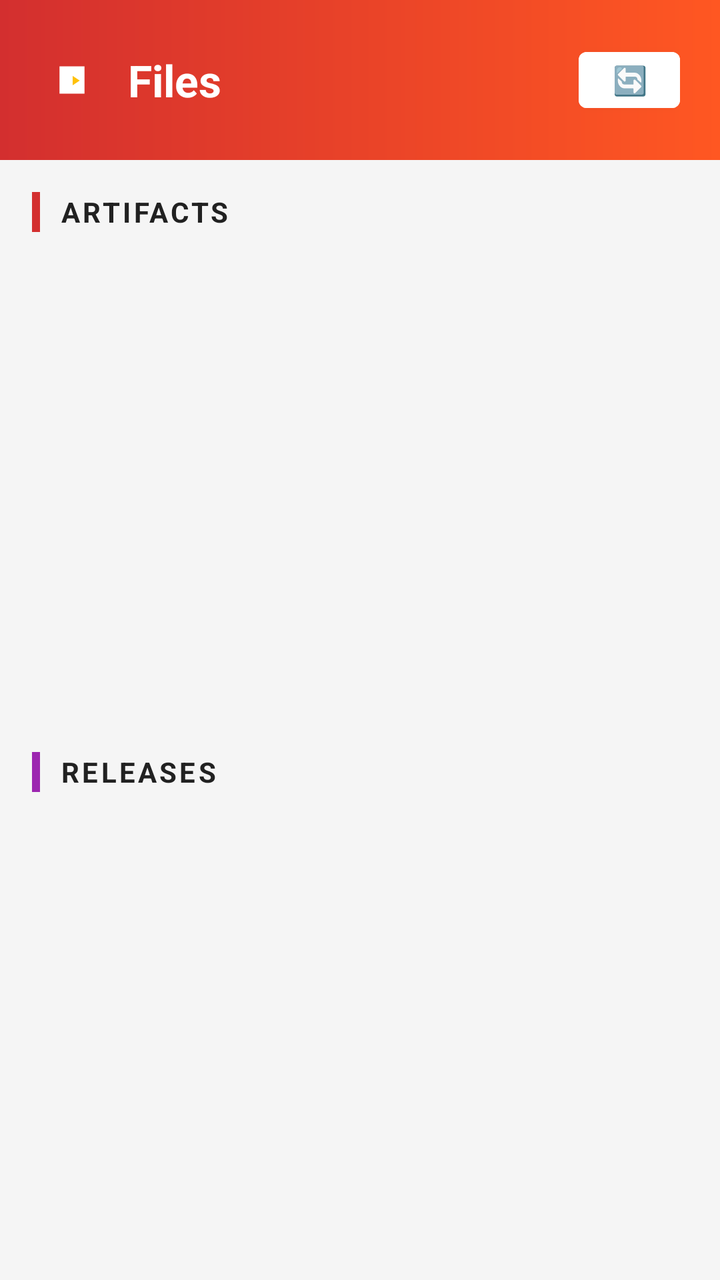
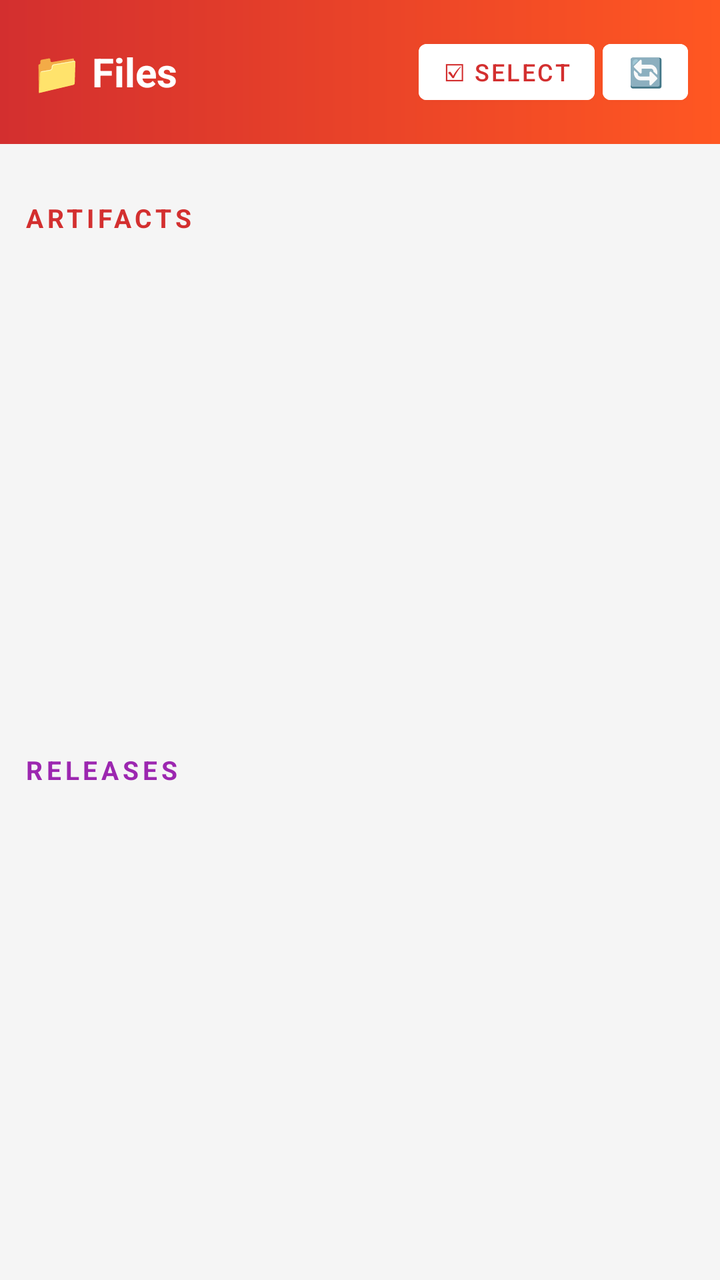

Compare the two renders of this Android layout. The source of the first and the diff that turns it into the second are given below.
<!-- AndroidManifest.xml: application theme Theme.YadPipeline -->
<!-- res/layout/activity_files.xml -->
<?xml version="1.0" encoding="utf-8"?>
<LinearLayout xmlns:android="http://schemas.android.com/apk/res/android"
    xmlns:app="http://schemas.android.com/apk/res-auto"
    android:layout_width="match_parent"
    android:layout_height="match_parent"
    android:orientation="vertical"
    android:background="@color/bg_light">

    
    <LinearLayout
        android:layout_width="match_parent"
        android:layout_height="wrap_content"
        android:orientation="horizontal"
        android:padding="20dp"
        android:background="@drawable/header_gradient"
        android:gravity="center_vertical">

        <ImageView
            android:layout_width="32dp"
            android:layout_height="32dp"
            android:src="@drawable/ic_launcher_foreground"
            android:contentDescription="Logo" />

        <TextView
            android:layout_width="0dp"
            android:layout_height="wrap_content"
            android:layout_weight="1"
            android:text="Files"
            android:textSize="22sp"
            android:textStyle="bold"
            android:textColor="#FFFFFF"
            android:layout_marginStart="12dp" />

        <Button
            android:id="@+id/btnRefresh"
            android:layout_width="wrap_content"
            android:layout_height="40dp"
            android:text="🔄"
            android:minWidth="0dp"
            android:paddingHorizontal="16dp"
            android:backgroundTint="#FFFFFF"
            android:textColor="@color/brand_primary" />
    </LinearLayout>

    <ProgressBar
        android:id="@+id/progressBar"
        android:layout_width="wrap_content"
        android:layout_height="wrap_content"
        android:layout_gravity="center"
        android:visibility="gone"
        android:layout_marginTop="16dp"
        android:indeterminateTint="@color/brand_primary" />

    
    <LinearLayout
        android:layout_width="match_parent"
        android:layout_height="wrap_content"
        android:orientation="horizontal"
        android:padding="16dp"
        android:gravity="center_vertical">

        <View android:layout_width="4dp" android:layout_height="20dp"
            android:background="@color/brand_primary" />

        <TextView
            android:layout_width="wrap_content"
            android:layout_height="wrap_content"
            android:text="ARTIFACTS"
            android:textStyle="bold"
            android:textSize="14sp"
            android:textColor="@color/text_primary"
            android:layout_marginStart="10dp"
            android:letterSpacing="0.1" />
    </LinearLayout>

    <androidx.recyclerview.widget.RecyclerView
        android:id="@+id/recyclerArtifacts"
        android:layout_width="match_parent"
        android:layout_height="0dp"
        android:layout_weight="1"
        android:paddingStart="12dp"
        android:paddingEnd="12dp" />

    
    <LinearLayout
        android:layout_width="match_parent"
        android:layout_height="wrap_content"
        android:orientation="horizontal"
        android:padding="16dp"
        android:gravity="center_vertical">

        <View android:layout_width="4dp" android:layout_height="20dp"
            android:background="@color/purple" />

        <TextView
            android:layout_width="wrap_content"
            android:layout_height="wrap_content"
            android:text="RELEASES"
            android:textStyle="bold"
            android:textSize="14sp"
            android:textColor="@color/text_primary"
            android:layout_marginStart="10dp"
            android:letterSpacing="0.1" />
    </LinearLayout>

    <androidx.recyclerview.widget.RecyclerView
        android:id="@+id/recyclerReleases"
        android:layout_width="match_parent"
        android:layout_height="0dp"
        android:layout_weight="1"
        android:paddingStart="12dp"
        android:paddingEnd="12dp" />
</LinearLayout>
<!-- resources referenced by this layout -->
<resources>
  <color name="bg_light">#F5F5F5</color>
  <color name="brand_primary">#D32F2F</color>
  <color name="purple">#9C27B0</color>
  <color name="text_primary">#212121</color>
  <!-- drawable header_gradient (drawable) -->
  <?xml version="1.0" encoding="utf-8"?>
  <shape xmlns:android="http://schemas.android.com/apk/res/android">
      <gradient android:angle="0" android:startColor="@color/brand_primary" android:endColor="#FF5722" />
  </shape>
  <!-- drawable ic_launcher_foreground (drawable) -->
  <?xml version="1.0" encoding="utf-8"?>
  <vector xmlns:android="http://schemas.android.com/apk/res/android"
      android:width="108dp" android:height="108dp" android:viewportWidth="108" android:viewportHeight="108">
      <group android:translateX="27" android:translateY="27">
          <path android:fillColor="#FFFFFF" android:pathData="M6,4 L48,4 L48,50 L6,50 Z M14,44 L8,44 L8,38 L14,38 Z M14,34 L8,34 L8,28 L14,28 Z M14,24 L8,24 L8,18 L14,18 Z M14,14 L8,14 L8,8 L14,8 Z M46,44 L20,44 L20,8 L46,8 Z M46,34 L40,34 L40,28 L46,28 Z M46,24 L40,24 L40,18 L46,18 Z M46,14 L40,14 L40,8 L46,8 Z"/>
          <path android:fillColor="#FFC107" android:pathData="M28,20 L28,36 L40,28 Z"/>
      </group>
  </vector>
  <style name="Theme.YadPipeline" parent="Theme.MaterialComponents.DayNight.NoActionBar">
          <item name="colorPrimary">@color/brand_primary</item>
          <item name="colorAccent">@color/brand_accent</item>
          <item name="android:windowBackground">@color/bg_light</item>
          <item name="android:statusBarColor">@color/brand_dark</item>
      </style>
  <color name="brand_accent">#FFC107</color>
  <color name="brand_dark">#9A0007</color>
</resources>

<!-- the commit's change to res/layout/activity_files.xml (unified diff, before → after) -->
@@ -1,113 +1,59 @@
 <?xml version="1.0" encoding="utf-8"?>
 <LinearLayout xmlns:android="http://schemas.android.com/apk/res/android"
-    xmlns:app="http://schemas.android.com/apk/res-auto"
-    android:layout_width="match_parent"
-    android:layout_height="match_parent"
-    android:orientation="vertical"
-    android:background="@color/bg_light">
-
-    
-    <LinearLayout
-        android:layout_width="match_parent"
-        android:layout_height="wrap_content"
-        android:orientation="horizontal"
-        android:padding="20dp"
-        android:background="@drawable/header_gradient"
-        android:gravity="center_vertical">
-
-        <ImageView
-            android:layout_width="32dp"
-            android:layout_height="32dp"
-            android:src="@drawable/ic_launcher_foreground"
-            android:contentDescription="Logo" />
-
-        <TextView
-            android:layout_width="0dp"
-            android:layout_height="wrap_content"
-            android:layout_weight="1"
-            android:text="Files"
-            android:textSize="22sp"
-            android:textStyle="bold"
-            android:textColor="#FFFFFF"
-            android:layout_marginStart="12dp" />
-
-        <Button
-            android:id="@+id/btnRefresh"
-            android:layout_width="wrap_content"
-            android:layout_height="40dp"
-            android:text="🔄"
-            android:minWidth="0dp"
-            android:paddingHorizontal="16dp"
-            android:backgroundTint="#FFFFFF"
+    android:layout_width="match_parent" android:layout_height="match_parent"
+    android:orientation="vertical" android:background="@color/bg_light">
+    <LinearLayout android:layout_width="match_parent" android:layout_height="wrap_content"
+        android:orientation="horizontal" android:padding="16dp"
+        android:background="@drawable/header_gradient" android:gravity="center_vertical">
+        <TextView android:layout_width="0dp" android:layout_height="wrap_content"
+            android:layout_weight="1" android:text="📁 Files"
+            android:textSize="20sp" android:textStyle="bold" android:textColor="#FFFFFF" />
+        <Button android:id="@+id/btnSelectMode" android:layout_width="wrap_content"
+            android:layout_height="40dp" android:text="☑ Select"
+            android:backgroundTint="#FFFFFF" android:textColor="@color/brand_primary"
+            android:textSize="12sp" android:minWidth="0dp" android:paddingHorizontal="12dp"
+            android:layout_marginEnd="4dp" />
+        <Button android:id="@+id/btnRefresh" android:layout_width="wrap_content"
+            android:layout_height="40dp" android:text="🔄" android:minWidth="0dp"
+            android:paddingHorizontal="12dp" android:backgroundTint="#FFFFFF"
             android:textColor="@color/brand_primary" />
     </LinearLayout>
 
-    <ProgressBar
-        android:id="@+id/progressBar"
-        android:layout_width="wrap_content"
-        android:layout_height="wrap_content"
-        android:layout_gravity="center"
-        android:visibility="gone"
-        android:layout_marginTop="16dp"
-        android:indeterminateTint="@color/brand_primary" />
+    <TextView android:id="@+id/tvSelectedInfo" android:layout_width="match_parent"
+        android:layout_height="wrap_content" android:text="0 item dipilih"
+        android:textSize="12sp" android:textStyle="bold" android:textColor="@color/brand_primary"
+        android:padding="8dp" android:gravity="center" android:background="#FFEBEE"
+        android:visibility="gone" />
 
-    
-    <LinearLayout
-        android:layout_width="match_parent"
-        android:layout_height="wrap_content"
-        android:orientation="horizontal"
-        android:padding="16dp"
-        android:gravity="center_vertical">
-
-        <View android:layout_width="4dp" android:layout_height="20dp"
-            android:background="@color/brand_primary" />
-
-        <TextView
-            android:layout_width="wrap_content"
-            android:layout_height="wrap_content"
-            android:text="ARTIFACTS"
-            android:textStyle="bold"
-            android:textSize="14sp"
-            android:textColor="@color/text_primary"
-            android:layout_marginStart="10dp"
-            android:letterSpacing="0.1" />
+    <LinearLayout android:layout_width="match_parent" android:layout_height="wrap_content"
+        android:orientation="horizontal" android:padding="8dp">
+        <Button android:id="@+id/btnDownloadSelected" android:layout_width="0dp"
+            android:layout_height="wrap_content" android:layout_weight="1"
+            android:text="⬇️ Download" android:backgroundTint="@color/info"
+            android:textColor="#FFFFFF" android:visibility="gone" android:layout_marginEnd="4dp" />
+        <Button android:id="@+id/btnDeleteSelected" android:layout_width="0dp"
+            android:layout_height="wrap_content" android:layout_weight="1"
+            android:text="🗑️ Delete" android:backgroundTint="@color/danger"
+            android:textColor="#FFFFFF" android:visibility="gone" android:layout_marginStart="4dp" />
     </LinearLayout>
 
-    <androidx.recyclerview.widget.RecyclerView
-        android:id="@+id/recyclerArtifacts"
-        android:layout_width="match_parent"
-        android:layout_height="0dp"
-        android:layout_weight="1"
-        android:paddingStart="12dp"
-        android:paddingEnd="12dp" />
+    <ProgressBar android:id="@+id/progressBar" android:layout_width="wrap_content"
+        android:layout_height="wrap_content" android:layout_gravity="center"
+        android:visibility="gone" android:indeterminateTint="@color/brand_primary" />
 
-    
-    <LinearLayout
-        android:layout_width="match_parent"
-        android:layout_height="wrap_content"
-        android:orientation="horizontal"
-        android:padding="16dp"
-        android:gravity="center_vertical">
+    <TextView android:layout_width="match_parent" android:layout_height="wrap_content"
+        android:text="ARTIFACTS" android:textStyle="bold" android:textSize="13sp"
+        android:textColor="@color/brand_primary" android:padding="12dp" android:letterSpacing="0.15" />
 
-        <View android:layout_width="4dp" android:layout_height="20dp"
-            android:background="@color/purple" />
+    <androidx.recyclerview.widget.RecyclerView android:id="@+id/recyclerArtifacts"
+        android:layout_width="match_parent" android:layout_height="0dp"
+        android:layout_weight="1" android:paddingStart="12dp" android:paddingEnd="12dp" />
 
-        <TextView
-            android:layout_width="wrap_content"
-            android:layout_height="wrap_content"
-            android:text="RELEASES"
-            android:textStyle="bold"
-            android:textSize="14sp"
-            android:textColor="@color/text_primary"
-            android:layout_marginStart="10dp"
-            android:letterSpacing="0.1" />
-    </LinearLayout>
+    <TextView android:layout_width="match_parent" android:layout_height="wrap_content"
+        android:text="RELEASES" android:textStyle="bold" android:textSize="13sp"
+        android:textColor="@color/purple" android:padding="12dp" android:letterSpacing="0.15" />
 
-    <androidx.recyclerview.widget.RecyclerView
-        android:id="@+id/recyclerReleases"
-        android:layout_width="match_parent"
-        android:layout_height="0dp"
-        android:layout_weight="1"
-        android:paddingStart="12dp"
-        android:paddingEnd="12dp" />
+    <androidx.recyclerview.widget.RecyclerView android:id="@+id/recyclerReleases"
+        android:layout_width="match_parent" android:layout_height="0dp"
+        android:layout_weight="1" android:paddingStart="12dp" android:paddingEnd="12dp" />
 </LinearLayout>
<!-- resource entries referenced after the edit -->
@@ -2,22 +2,14 @@
 <resources>
   <color name="bg_light">#F5F5F5</color>
   <color name="brand_primary">#D32F2F</color>
+  <color name="danger">#F44336</color>
+  <color name="info">#2196F3</color>
   <color name="purple">#9C27B0</color>
-  <color name="text_primary">#212121</color>
   <!-- drawable header_gradient (drawable) -->
   <?xml version="1.0" encoding="utf-8"?>
   <shape xmlns:android="http://schemas.android.com/apk/res/android">
       <gradient android:angle="0" android:startColor="@color/brand_primary" android:endColor="#FF5722" />
   </shape>
-  <!-- drawable ic_launcher_foreground (drawable) -->
-  <?xml version="1.0" encoding="utf-8"?>
-  <vector xmlns:android="http://schemas.android.com/apk/res/android"
-      android:width="108dp" android:height="108dp" android:viewportWidth="108" android:viewportHeight="108">
-      <group android:translateX="27" android:translateY="27">
-          <path android:fillColor="#FFFFFF" android:pathData="M6,4 L48,4 L48,50 L6,50 Z M14,44 L8,44 L8,38 L14,38 Z M14,34 L8,34 L8,28 L14,28 Z M14,24 L8,24 L8,18 L14,18 Z M14,14 L8,14 L8,8 L14,8 Z M46,44 L20,44 L20,8 L46,8 Z M46,34 L40,34 L40,28 L46,28 Z M46,24 L40,24 L40,18 L46,18 Z M46,14 L40,14 L40,8 L46,8 Z"/>
-          <path android:fillColor="#FFC107" android:pathData="M28,20 L28,36 L40,28 Z"/>
-      </group>
-  </vector>
   <style name="Theme.YadPipeline" parent="Theme.MaterialComponents.DayNight.NoActionBar">
           <item name="colorPrimary">@color/brand_primary</item>
           <item name="colorAccent">@color/brand_accent</item>
